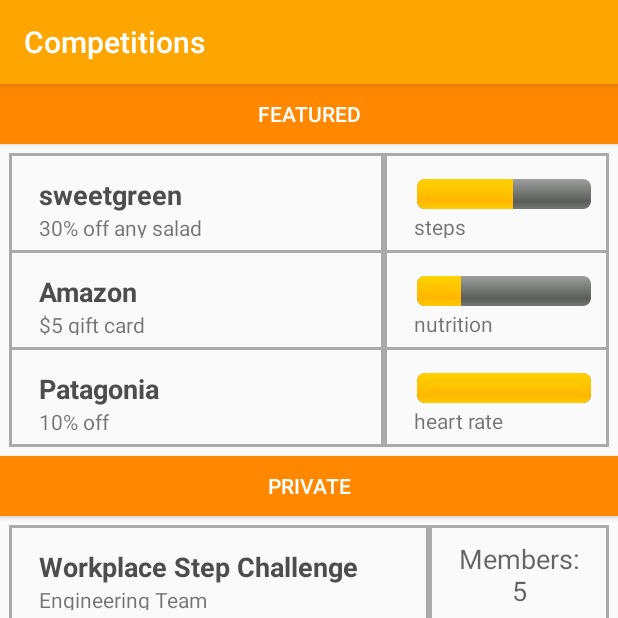
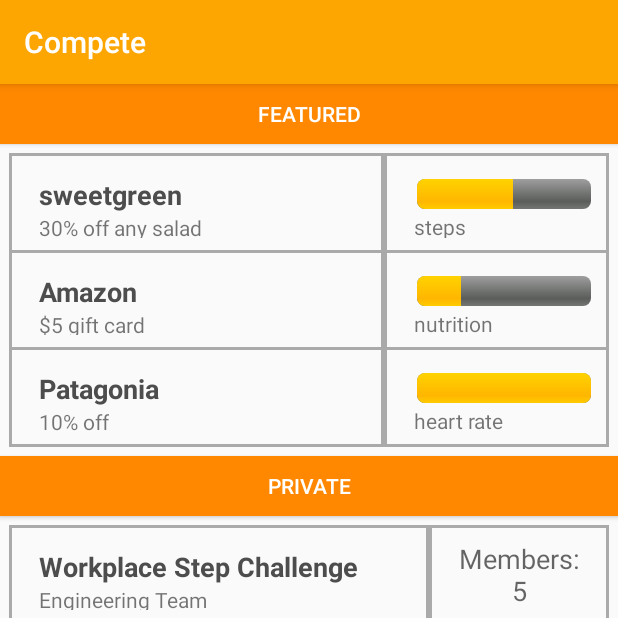
Before and after one commit to mikewill4/Axiv, an Android app: the MainActivity screen opened directly, with no data from a screen before it, item 3 of the bottom bar chosen, on a phone screen of 412 x 824 dp, the top half of it. Run offline under Robolectric (Android 15) with nearby library versions, the phone set to English and light mode, and no system bars; libraries missing offline, so code that uses them is left out: com.github.mikephil.charting; 43 statements that could not run were skipped.

Commit message:
made action bar titles and bottom nav bar text consistent

```diff
--- a/app/src/main/res/values/strings.xml
+++ b/app/src/main/res/values/strings.xml
@@ -2,12 +2,12 @@
     <string name="app_name">Axiv</string>
     <string name="my_health">My Health</string>
     <string name="metrics">Metrics</string>
-    <string name="track_metrics">Track Metrics</string>
+    <string name="track_metrics">Metrics</string>
     <string name="compete">Compete</string>
     <string name="rewards">Rewards</string>
     <string name="settings">Settings</string>
     <string name="hello_blank_fragment">Hello blank fragment</string>
-    <string name="compete_title">Competitions</string>
+    <string name="compete_title">Compete</string>
     <string name="metrics_title">Metrics</string>
     <string name="my_health_title">My Health</string>
     <string name="rewards_title">Rewards</string>
```
